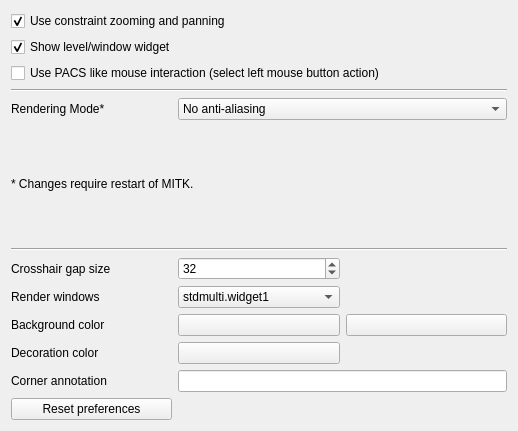
First picture: the form in Plugins/org.mitk.gui.qt.stdmultiwidgeteditor/src/internal/QmitkStdMultiWidgetEditorPreferencePage.ui, repository MITK/MITK, before the edit.
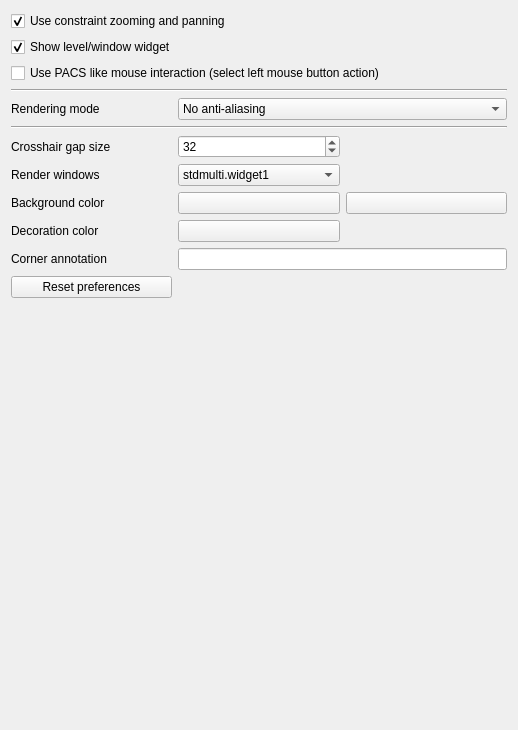
Second picture: the form after the edit.

Commit message:
Sync rendering mode preference with actual rendering mode
Interface change: mitk::BaseRenderer::RenderingMode is an enum class now.

Rendering mode changes at runtime now and do not need a restart to take effect.

The edit to the form file:
```diff
--- a/Plugins/org.mitk.gui.qt.stdmultiwidgeteditor/src/internal/QmitkStdMultiWidgetEditorPreferencePage.ui
+++ b/Plugins/org.mitk.gui.qt.stdmultiwidgeteditor/src/internal/QmitkStdMultiWidgetEditorPreferencePage.ui
@@ -7,14 +7,41 @@
     <x>0</x>
     <y>0</y>
     <width>518</width>
-    <height>431</height>
+    <height>730</height>
    </rect>
   </property>
   <property name="windowTitle">
    <string>External Programs</string>
   </property>
   <layout class="QGridLayout" name="gridLayout">
-   <item row="10" column="1">
+   <item row="13" column="0">
+    <widget class="QLabel" name="label_8">
+     <property name="toolTip">
+      <string>The small text on the button left of each renderwindow.</string>
+     </property>
+     <property name="text">
+      <string>Corner annotation</string>
+     </property>
+    </widget>
+   </item>
+   <item row="10" column="0">
+    <widget class="QLabel" name="label_2">
+     <property name="toolTip">
+      <string>&lt;html&gt;&lt;head/&gt;&lt;body&gt;&lt;p&gt;If two colors are set, a gradient background is generated.&lt;/p&gt;&lt;/body&gt;&lt;/html&gt;</string>
+     </property>
+     <property name="text">
+      <string>Background color</string>
+     </property>
+    </widget>
+   </item>
+   <item row="10" column="2">
+    <widget class="QPushButton" name="m_ColorButton2">
+     <property name="text">
+      <string/>
+     </property>
+    </widget>
+   </item>
+   <item row="9" column="1">
     <widget class="QComboBox" name="m_RenderWindowChooser">
      <item>
       <property name="text">
@@ -38,118 +65,37 @@
      </item>
     </widget>
    </item>
-   <item row="11" column="0">
-    <widget class="QLabel" name="label_2">
+   <item row="12" column="0">
+    <widget class="QLabel" name="label_7">
      <property name="toolTip">
       <string>&lt;html&gt;&lt;head/&gt;&lt;body&gt;&lt;p&gt;If two colors are set, a gradient background is generated.&lt;/p&gt;&lt;/body&gt;&lt;/html&gt;</string>
      </property>
      <property name="text">
-      <string>Background color</string>
+      <string>Decoration color</string>
      </property>
     </widget>
    </item>
-   <item row="15" column="0">
-    <widget class="QPushButton" name="m_ResetButton">
-     <property name="text">
-      <string>Reset preferences</string>
-     </property>
-    </widget>
-   </item>
-   <item row="6" column="1" colspan="2">
-    <widget class="QComboBox" name="m_RenderingMode">
-     <item>
-      <property name="text">
-       <string>No anti-aliasing</string>
-      </property>
-     </item>
-     <item>
-      <property name="text">
-       <string>Fast Approximate Anti-Aliasing (FXAA)</string>
-      </property>
-     </item>
-    </widget>
-   </item>
-   <item row="7" column="0" colspan="3">
-    <widget class="QLabel" name="label">
-     <property name="text">
-      <string>* Changes require restart of MITK.</string>
-     </property>
-    </widget>
-   </item>
-   <item row="9" column="1">
+   <item row="8" column="1">
     <widget class="QSpinBox" name="m_CrosshairGapSize">
      <property name="value">
       <number>32</number>
      </property>
     </widget>
    </item>
-   <item row="8" column="0" colspan="3">
+   <item row="3" column="0" colspan="3">
+    <widget class="Line" name="line">
+     <property name="orientation">
+      <enum>Qt::Horizontal</enum>
+     </property>
+    </widget>
+   </item>
+   <item row="7" column="0" colspan="3">
     <widget class="Line" name="line_3">
      <property name="orientation">
       <enum>Qt::Horizontal</enum>
      </property>
     </widget>
    </item>
-   <item row="14" column="0">
-    <widget class="QLabel" name="label_8">
-     <property name="toolTip">
-      <string>The small text on the button left of each renderwindow.</string>
-     </property>
-     <property name="text">
-      <string>Corner annotation</string>
-     </property>
-    </widget>
-   </item>
-   <item row="9" column="0">
-    <widget class="QLabel" name="label_9">
-     <property name="toolTip">
-      <string>&lt;html&gt;&lt;head/&gt;&lt;body&gt;&lt;p&gt;The gap in the middle of the crosshair in pixels.&lt;/p&gt;&lt;/body&gt;&lt;/html&gt;</string>
-     </property>
-     <property name="text">
-      <string>Crosshair gap size</string>
-     </property>
-    </widget>
-   </item>
-   <item row="13" column="0">
-    <widget class="QLabel" name="label_7">
-     <property name="toolTip">
-      <string>&lt;html&gt;&lt;head/&gt;&lt;body&gt;&lt;p&gt;The color is used for the following decorations (of each renderwindow):&lt;/p&gt;&lt;p&gt;Rectangle border&lt;/p&gt;&lt;p&gt;Corner annotation&lt;/p&gt;&lt;p&gt;Crosshair&lt;/p&gt;&lt;p&gt;Plane geometry helper objects (3D Planes)&lt;/p&gt;&lt;p&gt;Image navigator borders&lt;/p&gt;&lt;p&gt;&lt;br/&gt;&lt;/p&gt;&lt;/body&gt;&lt;/html&gt;</string>
-     </property>
-     <property name="text">
-      <string>Decoration color</string>
-     </property>
-    </widget>
-   </item>
-   <item row="13" column="1">
-    <widget class="QPushButton" name="m_RenderWindowDecorationColor">
-     <property name="text">
-      <string/>
-     </property>
-    </widget>
-   </item>
-   <item row="10" column="0">
-    <widget class="QLabel" name="label_6">
-     <property name="toolTip">
-      <string>&lt;html&gt;&lt;head/&gt;&lt;body&gt;&lt;p&gt;Choose the renderwindow from the multi widget.&lt;/p&gt;&lt;/body&gt;&lt;/html&gt;</string>
-     </property>
-     <property name="text">
-      <string>Render windows</string>
-     </property>
-    </widget>
-   </item>
-   <item row="1" column="0" colspan="3">
-    <widget class="QCheckBox" name="m_ShowLevelWindowWidget">
-     <property name="layoutDirection">
-      <enum>Qt::LeftToRight</enum>
-     </property>
-     <property name="text">
-      <string>Show level/window widget</string>
-     </property>
-     <property name="checked">
-      <bool>true</bool>
-     </property>
-    </widget>
-   </item>
    <item row="2" column="0" colspan="3">
     <widget class="QCheckBox" name="m_PACSLikeMouseMode">
      <property name="layoutDirection">
@@ -163,34 +109,10 @@
      </property>
     </widget>
    </item>
-   <item row="11" column="2">
-    <widget class="QPushButton" name="m_ColorButton2">
+   <item row="14" column="0">
+    <widget class="QPushButton" name="m_ResetButton">
      <property name="text">
-      <string/>
-     </property>
-    </widget>
-   </item>
-   <item row="3" column="0" colspan="3">
-    <widget class="Line" name="line">
-     <property name="orientation">
-      <enum>Qt::Horizontal</enum>
-     </property>
-    </widget>
-   </item>
-   <item row="6" column="0">
-    <widget class="QLabel" name="label_5">
-     <property name="text">
-      <string>Rendering Mode*</string>
-     </property>
-    </widget>
-   </item>
-   <item row="14" column="1" colspan="2">
-    <widget class="QLineEdit" name="m_RenderWindowDecorationText"/>
-   </item>
-   <item row="11" column="1">
-    <widget class="QPushButton" name="m_ColorButton1">
-     <property name="text">
-      <string/>
+      <string>Reset preferences</string>
      </property>
     </widget>
    </item>
@@ -210,6 +132,90 @@
      </property>
     </widget>
    </item>
+   <item row="9" column="0">
+    <widget class="QLabel" name="label_6">
+     <property name="toolTip">
+      <string>&lt;html&gt;&lt;head/&gt;&lt;body&gt;&lt;p&gt;Choose the renderwindow from the multi widget.&lt;/p&gt;&lt;/body&gt;&lt;/html&gt;</string>
+     </property>
+     <property name="text">
+      <string>Render windows</string>
+     </property>
+    </widget>
+   </item>
+   <item row="12" column="1">
+    <widget class="QPushButton" name="m_RenderWindowDecorationColor">
+     <property name="text">
+      <string/>
+     </property>
+    </widget>
+   </item>
+   <item row="13" column="1" colspan="2">
+    <widget class="QLineEdit" name="m_RenderWindowDecorationText"/>
+   </item>
+   <item row="6" column="1" colspan="2">
+    <widget class="QComboBox" name="m_RenderingMode">
+     <item>
+      <property name="text">
+       <string>No anti-aliasing</string>
+      </property>
+     </item>
+     <item>
+      <property name="text">
+       <string>Fast Approximate Anti-Aliasing (FXAA)</string>
+      </property>
+     </item>
+    </widget>
+   </item>
+   <item row="8" column="0">
+    <widget class="QLabel" name="label_9">
+     <property name="toolTip">
+      <string>&lt;html&gt;&lt;head/&gt;&lt;body&gt;&lt;p&gt;The gap in the middle of the crosshair in pixels.&lt;/p&gt;&lt;/body&gt;&lt;/html&gt;</string>
+     </property>
+     <property name="text">
+      <string>Crosshair gap size</string>
+     </property>
+    </widget>
+   </item>
+   <item row="10" column="1">
+    <widget class="QPushButton" name="m_ColorButton1">
+     <property name="text">
+      <string/>
+     </property>
+    </widget>
+   </item>
+   <item row="6" column="0">
+    <widget class="QLabel" name="label_5">
+     <property name="text">
+      <string>Rendering mode</string>
+     </property>
+    </widget>
+   </item>
+   <item row="1" column="0" colspan="3">
+    <widget class="QCheckBox" name="m_ShowLevelWindowWidget">
+     <property name="layoutDirection">
+      <enum>Qt::LeftToRight</enum>
+     </property>
+     <property name="text">
+      <string>Show level/window widget</string>
+     </property>
+     <property name="checked">
+      <bool>true</bool>
+     </property>
+    </widget>
+   </item>
+   <item row="15" column="0">
+    <spacer name="verticalSpacer">
+     <property name="orientation">
+      <enum>Qt::Vertical</enum>
+     </property>
+     <property name="sizeHint" stdset="0">
+      <size>
+       <width>20</width>
+       <height>40</height>
+      </size>
+     </property>
+    </spacer>
+   </item>
   </layout>
  </widget>
  <resources/>
```
Left out of the diff: 2 changed lines with no effect on the pictures. The commit also changes 17 other files.
